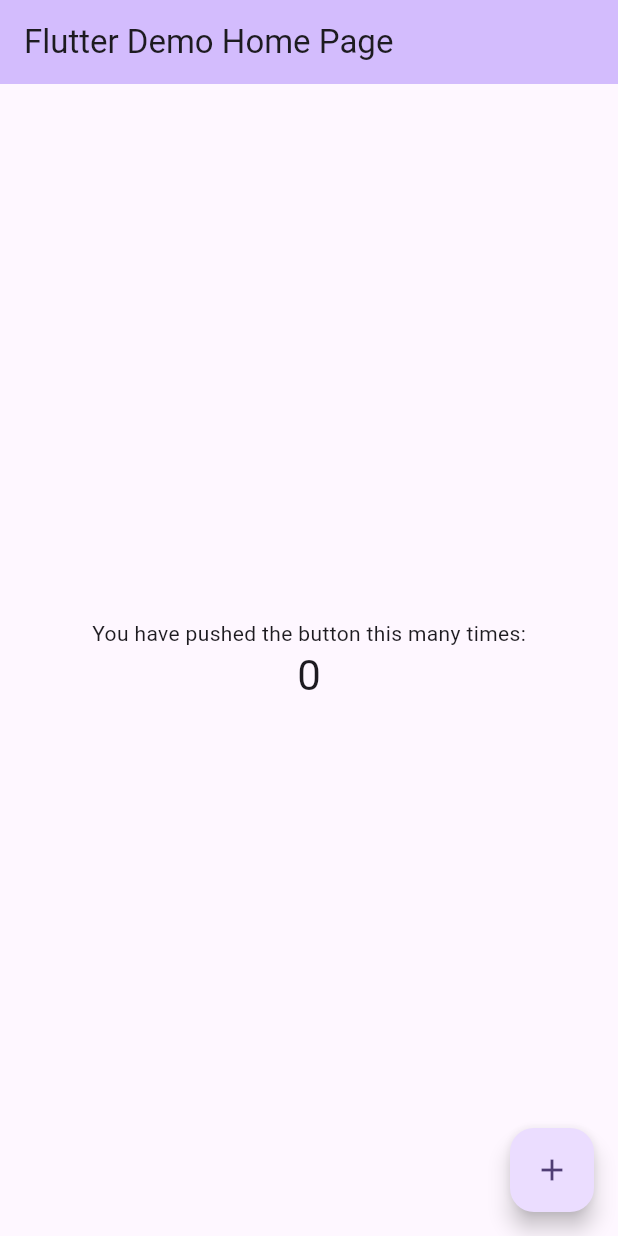
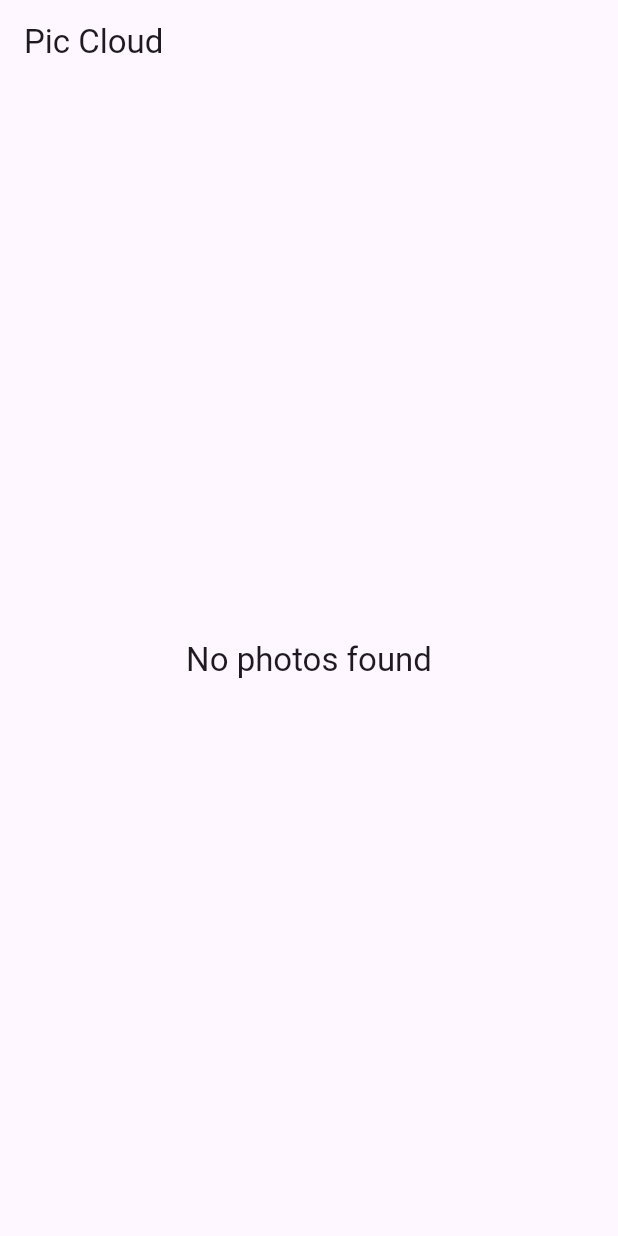
Before and after one commit to ChandraChaan/pic_cloud, a Flutter app: the screen it shows after launch, on a phone screen of 412 x 824 dp. Run offline on Flutter 3.47's test engine with Material 3 defaults, Android fonts, the phone set to English and light mode, and no system bars; our stand-ins replace permission_handler; missing offline and left inert: photo_manager.

Commit message:
added photos and gridview

```diff
--- a/lib/main.dart
+++ b/lib/main.dart
@@ -1,4 +1,5 @@
 import 'package:flutter/material.dart';
+import 'package:pic_cloud/pages/home_page.dart';
 
 void main() {
   runApp(const MyApp());
@@ -11,115 +12,12 @@
   @override
   Widget build(BuildContext context) {
     return MaterialApp(
-      title: 'Flutter Demo',
+      title: 'Pic Could',
       theme: ThemeData(
-        // This is the theme of your application.
-        //
-        // TRY THIS: Try running your application with "flutter run". You'll see
-        // the application has a purple toolbar. Then, without quitting the app,
-        // try changing the seedColor in the colorScheme below to Colors.green
-        // and then invoke "hot reload" (save your changes or press the "hot
-        // reload" button in a Flutter-supported IDE, or press "r" if you used
-        // the command line to start the app).
-        //
-        // Notice that the counter didn't reset back to zero; the application
-        // state is not lost during the reload. To reset the state, use hot
-        // restart instead.
-        //
-        // This works for code too, not just values: Most code changes can be
-        // tested with just a hot reload.
         colorScheme: ColorScheme.fromSeed(seedColor: Colors.deepPurple),
         useMaterial3: true,
       ),
-      home: const MyHomePage(title: 'Flutter Demo Home Page'),
+      home: const HomePage(),
     );
   }
 }
-
-class MyHomePage extends StatefulWidget {
-  const MyHomePage({super.key, required this.title});
-
-  // This widget is the home page of your application. It is stateful, meaning
-  // that it has a State object (defined below) that contains fields that affect
-  // how it looks.
-
-  // This class is the configuration for the state. It holds the values (in this
-  // case the title) provided by the parent (in this case the App widget) and
-  // used by the build method of the State. Fields in a Widget subclass are
-  // always marked "final".
-
-  final String title;
-
-  @override
-  State<MyHomePage> createState() => _MyHomePageState();
-}
-
-class _MyHomePageState extends State<MyHomePage> {
-  int _counter = 0;
-
-  void _incrementCounter() {
-    setState(() {
-      // This call to setState tells the Flutter framework that something has
-      // changed in this State, which causes it to rerun the build method below
-      // so that the display can reflect the updated values. If we changed
-      // _counter without calling setState(), then the build method would not be
-      // called again, and so nothing would appear to happen.
-      _counter++;
-    });
-  }
-
-  @override
-  Widget build(BuildContext context) {
-    // This method is rerun every time setState is called, for instance as done
-    // by the _incrementCounter method above.
-    //
-    // The Flutter framework has been optimized to make rerunning build methods
-    // fast, so that you can just rebuild anything that needs updating rather
-    // than having to individually change instances of widgets.
-    return Scaffold(
-      appBar: AppBar(
-        // TRY THIS: Try changing the color here to a specific color (to
-        // Colors.amber, perhaps?) and trigger a hot reload to see the AppBar
-        // change color while the other colors stay the same.
-        backgroundColor: Theme.of(context).colorScheme.inversePrimary,
-        // Here we take the value from the MyHomePage object that was created by
-        // the App.build method, and use it to set our appbar title.
-        title: Text(widget.title),
-      ),
-      body: Center(
-        // Center is a layout widget. It takes a single child and positions it
-        // in the middle of the parent.
-        child: Column(
-          // Column is also a layout widget. It takes a list of children and
-          // arranges them vertically. By default, it sizes itself to fit its
-          // children horizontally, and tries to be as tall as its parent.
-          //
-          // Column has various properties to control how it sizes itself and
-          // how it positions its children. Here we use mainAxisAlignment to
-          // center the children vertically; the main axis here is the vertical
-          // axis because Columns are vertical (the cross axis would be
-          // horizontal).
-          //
-          // TRY THIS: Invoke "debug painting" (choose the "Toggle Debug Paint"
-          // action in the IDE, or press "p" in the console), to see the
-          // wireframe for each widget.
-          mainAxisAlignment: MainAxisAlignment.center,
-          children: <Widget>[
-            const Text(
-              'You have pushed the button this many times:',
-            ),
-            Text(
-              '$_counter',
-              style: Theme.of(context).textTheme.headlineMedium,
-            ),
-          ],
-        ),
-      ),
-      floatingActionButton: FloatingActionButton(
-        onPressed: _incrementCounter,
-        tooltip: 'Increment',
-        child: const Icon(Icons.add),
-      ), // This trailing comma makes auto-formatting nicer for build methods.
-    );
-  }
-}
--- /dev/null
+++ b/lib/pages/home_page.dart
@@ -0,0 +1,172 @@
+import 'dart:typed_data';
+
+import 'package:flutter/material.dart';
+import 'package:photo_manager/photo_manager.dart';
+import 'package:permission_handler/permission_handler.dart';
+
+class HomePage extends StatefulWidget {
+  const HomePage({Key? key}) : super(key: key);
+
+  @override
+  _HomePageState createState() => _HomePageState();
+}
+
+class _HomePageState extends State<HomePage>
+    with SingleTickerProviderStateMixin {
+  late AnimationController _controller;
+  List<AssetEntity> _photos = [];
+  bool _isLoading = true;
+
+  @override
+  void initState() {
+    super.initState();
+    _controller = AnimationController(
+      duration: const Duration(seconds: 2),
+      vsync: this,
+    )..repeat();
+    _requestPermission();
+  }
+
+  @override
+  void dispose() {
+    _controller.dispose();
+    super.dispose();
+  }
+
+  Future<void> _requestPermission() async {
+    print('step 1');
+
+    // Request photos permission
+    var status = await Permission.photos.request();
+
+    if (status.isGranted) {
+      print('step 3');
+      setState(() {
+        _isLoading = true;
+      });
+      await _loadPhotos(); // Load photos if permissions are granted
+    } else {
+      bool isPermanentlyDenied = status.isPermanentlyDenied;
+
+      if (isPermanentlyDenied) {
+        print('step 4');
+        await errorDialog(context, "Please allow permissions from settings")
+            .whenComplete(() => openAppSettings());
+      } else {
+        print('step 4');
+        await errorDialog(context, "Permissions are required to proceed.");
+      }
+
+      setState(() {
+        _isLoading = false;
+      });
+    }
+  }
+
+  Future<void> errorDialog(BuildContext context, String message) async {
+    return showDialog<void>(
+      context: context,
+      barrierDismissible: false,
+      builder: (BuildContext context) {
+        return AlertDialog(
+          title: const Text('Permission Required'),
+          content: SingleChildScrollView(
+            child: ListBody(
+              children: <Widget>[
+                Text(message),
+              ],
+            ),
+          ),
+          actions: <Widget>[
+            TextButton(
+              child: const Text('OK'),
+              onPressed: () {
+                Navigator.of(context).pop();
+              },
+            ),
+          ],
+        );
+      },
+    );
+  }
+
+  void openAppSettings() {
+    openAppSettings();
+  }
+
+  Future<void> _loadPhotos() async {
+    List<AssetPathEntity> albums = await PhotoManager.getAssetPathList();
+    if (albums.isNotEmpty) {
+      List<AssetEntity> photos = await albums[0]
+          .getAssetListPaged(page: 0, size: 100); // Load first 100 photos
+      setState(() {
+        _photos = photos;
+        _isLoading = false;
+      });
+    } else {
+      setState(() {
+        _isLoading = false;
+      });
+    }
+  }
+
+  @override
+  Widget build(BuildContext context) {
+    return Scaffold(
+      appBar: AppBar(
+        title: const Text('Pic Cloud'),
+      ),
+      body: _isLoading
+          ? Center(
+              child: Row(
+                mainAxisAlignment: MainAxisAlignment.center,
+                children: [
+                  RotationTransition(
+                    turns: _controller,
+                    child: const Icon(
+                      Icons.sync,
+                      color: Colors.deepPurple,
+                      size: 25,
+                    ),
+                  ),
+                  const SizedBox(width: 5),
+                  Text(
+                    'Uploading....',
+                    style: Theme.of(context)
+                        .textTheme
+                        .titleLarge
+                        ?.copyWith(color: Colors.purple),
+                  ),
+                ],
+              ),
+            )
+          : _photos.isEmpty
+              ? Center(
+                  child: Text('No photos found',
+                      style: Theme.of(context).textTheme.titleLarge))
+              : GridView.builder(
+                  gridDelegate: const SliverGridDelegateWithFixedCrossAxisCount(
+                    crossAxisCount: 3,
+                    crossAxisSpacing: 4,
+                    mainAxisSpacing: 4,
+                  ),
+                  itemCount: _photos.length,
+                  itemBuilder: (context, index) {
+                    return FutureBuilder<Uint8List?>(
+                      future: _photos[index].thumbnailData,
+                      builder: (context, snapshot) {
+                        if (snapshot.connectionState == ConnectionState.done &&
+                            snapshot.hasData) {
+                          return Image.memory(snapshot.data!,
+                              fit: BoxFit.cover);
+                        } else {
+                          return const Center(
+                              child: CircularProgressIndicator());
+                        }
+                      },
+                    );
+                  },
+                ),
+    );
+  }
+}
--- a/pubspec.yaml
+++ b/pubspec.yaml
@@ -35,6 +35,8 @@ dependencies:
   # The following adds the Cupertino Icons font to your application.
   # Use with the CupertinoIcons class for iOS style icons.
   cupertino_icons: ^1.0.6
+  photo_manager: ^3.1.1
+  permission_handler: ^11.3.1
 
 dev_dependencies:
   flutter_test:
```
Also changed, not shown: pubspec.lock, 7 other files.
